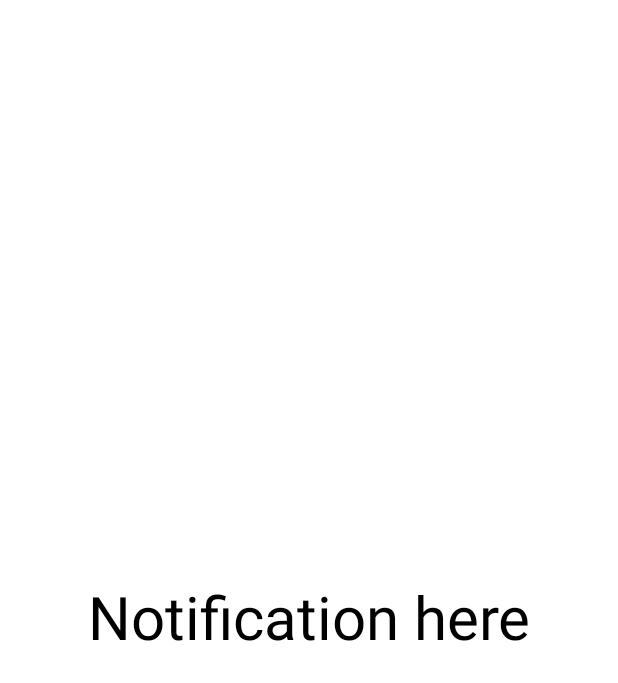
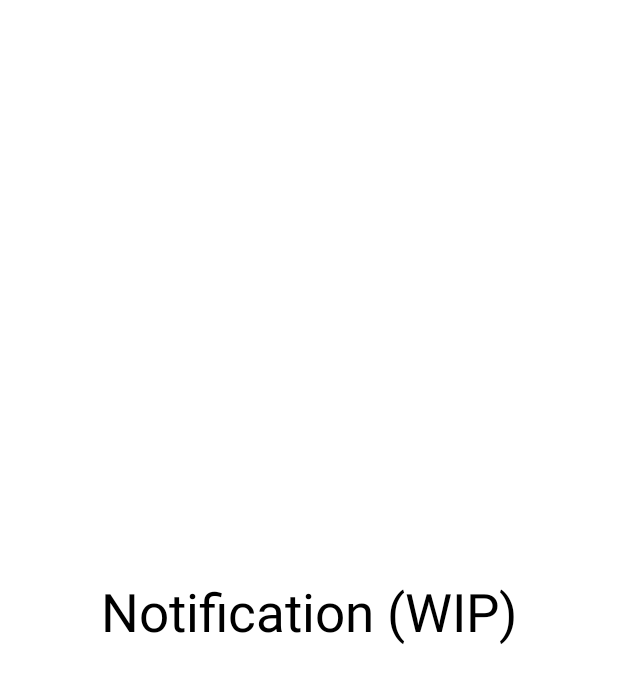
Before and after one commit to littleNightK/CoinView, an Android app: the layout activity_notification_pop_up.xml on its own in the app's theme, with its tools: preview values and no code run, on a phone screen of 412 x 824 dp. Shown: the top 683 px of the screen. Run offline under Robolectric (Android 15) with nearby library versions, the phone set to English and light mode, and no system bars.

```diff
--- a/app/src/main/res/layout/activity_notification_pop_up.xml
+++ b/app/src/main/res/layout/activity_notification_pop_up.xml
@@ -22,9 +22,9 @@
             android:layout_height="match_parent"
             android:layout_centerHorizontal="true"
             android:layout_centerVertical="true"
-            android:text="Notification here"
+            android:text="Notification (WIP)"
             android:textColor="@color/black"
-            android:textSize="40dp" />
+            android:textSize="35dp" />
 
     </LinearLayout>
 
--- a/app/src/main/res/layout/login_tab_fragment.xml
+++ b/app/src/main/res/layout/login_tab_fragment.xml
@@ -126,6 +126,7 @@
         android:layout_width="wrap_content"
         android:layout_height="wrap_content"
         android:text="Forget Password"
+        android:textColor="@color/white"
         android:layout_marginTop="10dp"
         android:layout_marginRight="30dp"
         app:layout_constraintVertical_bias="0"
--- a/app/src/main/res/layout/money_type_item.xml
+++ b/app/src/main/res/layout/money_type_item.xml
@@ -45,7 +45,7 @@
 
     <!-- Right Corner: Price and Change -->
     <LinearLayout
-        android:layout_width="147dp"
+        android:layout_width="135dp"
         android:layout_height="wrap_content"
         android:orientation="vertical">
 
```
